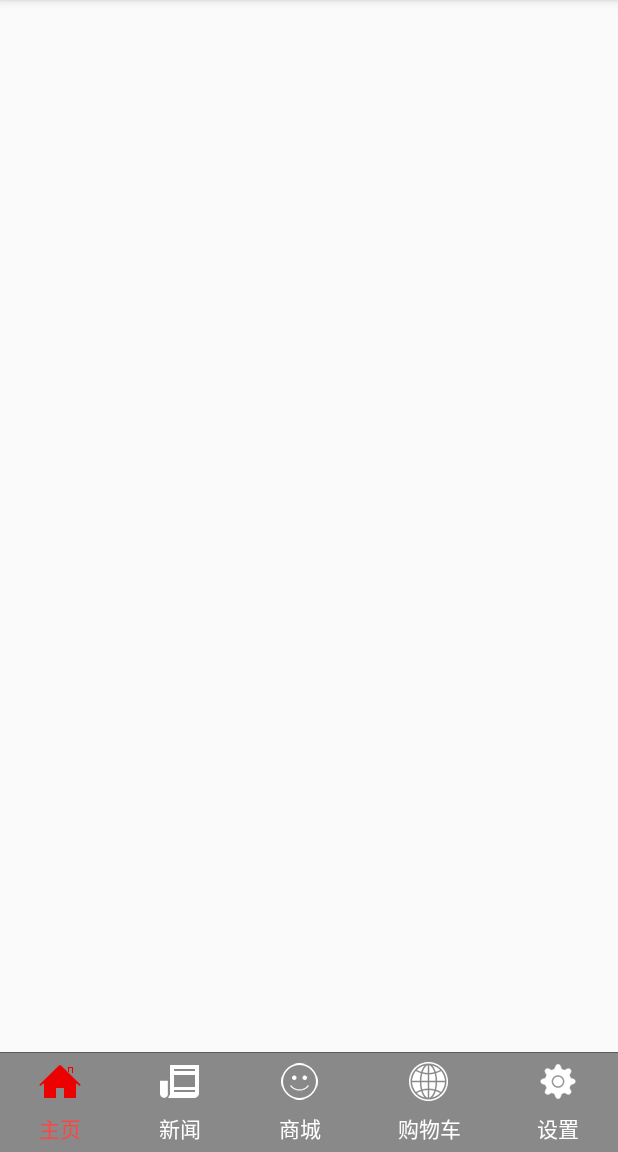
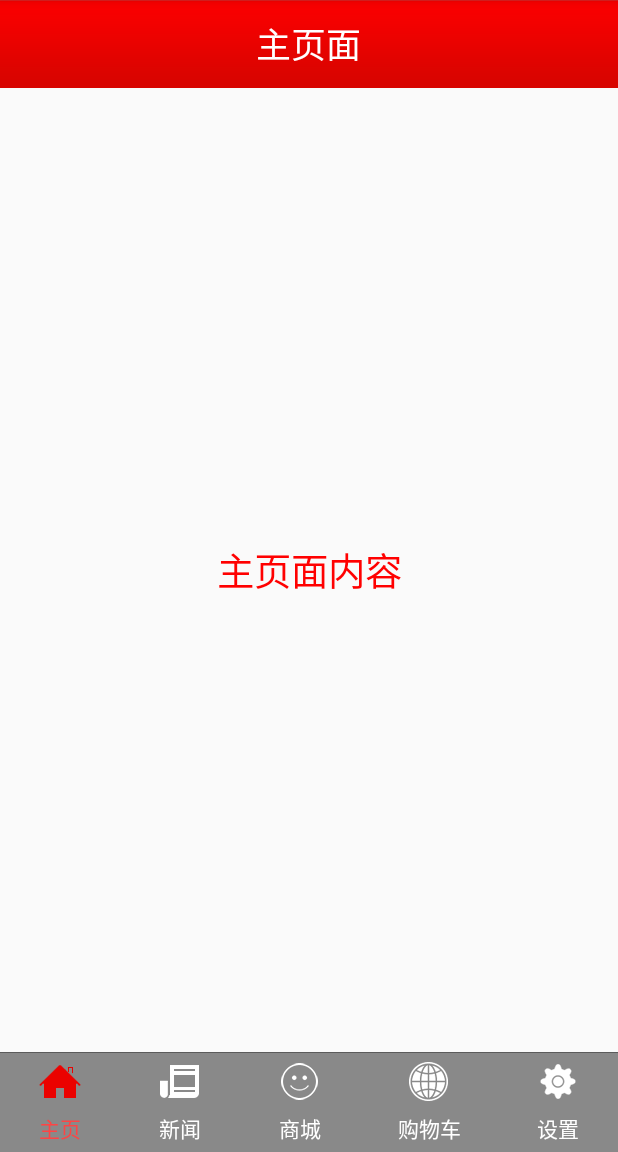
Before and after one commit to baigudao/BeijingNews, an Android app: the fragment ContentFragment shown on its own in the app's theme, on a phone screen of 412 x 824 dp, the part 84-1236 px from its top. Run offline under Robolectric (Android 15) with nearby library versions, the phone set to English and light mode, and no system bars.

Commit message:
主页面的实现

```diff
--- /dev/null
+++ b/app/src/main/java/com/jackie/beijingnews/base/BasePager.java
@@ -0,0 +1,83 @@
+package com.jackie.beijingnews.base;
+
+
+import android.content.Context;
+import android.view.View;
+import android.widget.Button;
+import android.widget.FrameLayout;
+import android.widget.ImageButton;
+import android.widget.TextView;
+
+import com.jackie.beijingnews.R;
+import com.jackie.beijingnews.activity.MainActivity;
+
+/**
+ * 作用：基类或者说公共类
+ * HomePager,NewsCenterPager,
+ * SmartServicePager,GovaffairPager
+ * SettingPager都继承BasePager
+ */
+public class BasePager {
+
+    /**
+     * 上下文
+     */
+    public final Context context;//MainActivity
+
+    /**
+     * 视图，代表各个不同的页面
+     */
+    public View rootView;
+    /**
+     * 显示标题
+     */
+    public TextView tv_title;
+
+    /**
+     * 点击侧滑的
+     */
+    public ImageButton ib_menu;
+
+    /**
+     * 加载各个子页面
+     */
+    public FrameLayout fl_content;
+
+    public ImageButton ib_swich_list_grid;
+
+    public Button btn_cart;
+
+    public BasePager(Context context) {
+        this.context = context;
+        //构造方法一执行，视图就被初始化了
+        rootView = initView();
+    }
+
+    /**
+     * 用于初始化公共部分视图，并且初始化加载子视图的FrameLayout
+     * @return
+     */
+    private View initView() {
+        //基类的页面
+        View view = View.inflate(context, R.layout.base_pager,null);
+        tv_title = (TextView) view.findViewById(R.id.tv_title);
+        ib_menu = (ImageButton) view.findViewById(R.id.ib_menu);
+        fl_content = (FrameLayout) view.findViewById(R.id.fl_content);
+//        ib_swich_list_grid = (ImageButton) view.findViewById(R.id.ib_swich_list_grid);
+//        btn_cart = (Button) view.findViewById(R.id.btn_cart);
+//        ib_menu.setOnClickListener(new View.OnClickListener() {
+//            @Override
+//            public void onClick(View v) {
+//                MainActivity mainActivity = (MainActivity) context;
+//                mainActivity.getSlidingMenu().toggle();//关<->开
+//            }
+//        });
+        return view;
+    }
+
+    /**
+     * 初始化数据;当孩子需要初始化数据;或者绑定数据;联网请求数据并且绑定的时候，重写该方法
+     */
+    public void initData(){
+    }
+}
--- a/app/src/main/java/com/jackie/beijingnews/fragment/ContentFragment.java
+++ b/app/src/main/java/com/jackie/beijingnews/fragment/ContentFragment.java
@@ -1,15 +1,26 @@
 package com.jackie.beijingnews.fragment;
 
+import android.support.v4.view.PagerAdapter;
 import android.support.v4.view.ViewPager;
 import android.view.View;
+import android.view.ViewGroup;
 import android.widget.RadioGroup;
 
 import com.jackie.beijingnews.R;
 import com.jackie.beijingnews.base.BaseFragment;
+import com.jackie.beijingnews.base.BasePager;
+import com.jackie.beijingnews.pager.GovaffairPager;
+import com.jackie.beijingnews.pager.HomePager;
+import com.jackie.beijingnews.pager.NewsCenterPager;
+import com.jackie.beijingnews.pager.SettingPager;
+import com.jackie.beijingnews.pager.SmartServicePager;
 import com.jackie.beijingnews.utils.LogUtil;
+import com.jackie.beijingnews.view.NoScrollViewPager;
 
 import org.xutils.view.annotation.ViewInject;
 import org.xutils.x;
+
+import java.util.ArrayList;
 
 /**
  * 作用：正文Fragment
@@ -18,16 +29,21 @@ public class ContentFragment extends BaseFragment {
 
     //2.初始化控件
     @ViewInject(R.id.viewpager)
-    private ViewPager viewPager;
+    private NoScrollViewPager viewPager;
     @ViewInject(R.id.rg_main)
     private RadioGroup rg_main;
+
+    /**
+     * 装五个页面的集合
+     */
+    private ArrayList<BasePager> basePagers;
 
     @Override
     public View initView() {
         LogUtil.e("正文Fragemnt视图被初始化了");
-        View view = View.inflate(context, R.layout.content_fragment,null);
+        View view = View.inflate(context, R.layout.content_fragment, null);
         //1.把视图注入到框架中，让ContentFragment.this和View关联起来
-        x.view().inject(ContentFragment.this,view);
+        x.view().inject(ContentFragment.this, view);
         return view;
     }
 
@@ -35,6 +51,78 @@ public class ContentFragment extends BaseFragment {
     public void initData() {
         super.initData();
         LogUtil.e("正文Fragment数据被初始化了");
+
+        //初始化五个页面，并且放入集合中
+        basePagers = new ArrayList<>();
+        basePagers.add(new HomePager(context));//主页面
+        basePagers.add(new NewsCenterPager(context));//新闻中心页面
+        basePagers.add(new SmartServicePager(context));//智慧服务页面
+        basePagers.add(new GovaffairPager(context));//政要指南页面
+        basePagers.add(new SettingPager(context));//设置中心面
+
+        //设置ViewPager的适配器
+        viewPager.setAdapter(new ContentFragmentAdapter());
+
+        //设置RadioGroup的选中状态改变的监听
+        rg_main.setOnCheckedChangeListener(new MyOnCheckedChangeListener());
+
+        //设置默认选中首页
         rg_main.check(R.id.rb_home);
     }
+
+    class MyOnCheckedChangeListener implements RadioGroup.OnCheckedChangeListener {
+
+        /**
+         * @param group     RadioGroup
+         * @param checkedId 被选中的RadioButton的id
+         */
+        @Override
+        public void onCheckedChanged(RadioGroup group, int checkedId) {
+            switch (checkedId) {
+                case R.id.rb_home://主页radioButton的id
+                    viewPager.setCurrentItem(0, false);
+                    break;
+                case R.id.rb_newscenter://新闻中心radioButton的id
+                    viewPager.setCurrentItem(1, false);
+                    break;
+                case R.id.rb_smartservice://智慧服务radioButton的id
+                    viewPager.setCurrentItem(2, false);
+                    break;
+                case R.id.rb_govaffair://政要指南的RadioButton的id
+                    viewPager.setCurrentItem(3, false);
+                    break;
+                case R.id.rb_setting://设置中心RadioButton的id
+                    viewPager.setCurrentItem(4, false);
+                    break;
+            }
+        }
+    }
+
+    class ContentFragmentAdapter extends PagerAdapter {
+
+        @Override
+        public int getCount() {
+            return basePagers == null ? 0 : basePagers.size();
+        }
+
+        @Override
+        public Object instantiateItem(ViewGroup container, int position) {
+            BasePager basePager = basePagers.get(position);
+            View rootView = basePager.rootView;
+            //调用各个页面的initData()
+            basePager.initData();//初始化数据
+            container.addView(rootView);
+            return rootView;
+        }
+
+        @Override
+        public boolean isViewFromObject(View view, Object object) {
+            return view == object;
+        }
+
+        @Override
+        public void destroyItem(ViewGroup container, int position, Object object) {
+            container.removeView((View) object);
+        }
+    }
 }
--- /dev/null
+++ b/app/src/main/java/com/jackie/beijingnews/pager/HomePager.java
@@ -0,0 +1,36 @@
+package com.jackie.beijingnews.pager;
+
+import android.content.Context;
+import android.graphics.Color;
+import android.view.Gravity;
+import android.widget.TextView;
+
+import com.jackie.beijingnews.base.BasePager;
+import com.jackie.beijingnews.utils.LogUtil;
+
+/**
+ * 作用：主页面
+ */
+public class HomePager extends BasePager {
+
+    public HomePager(Context context) {
+        super(context);
+    }
+
+    @Override
+    public void initData() {
+        super.initData();
+        LogUtil.e("主页面数据被初始化了..");
+        //1.设置标题
+        tv_title.setText("主页面");
+        //2.联网请求，得到数据，创建视图
+        TextView textView = new TextView(context);
+        textView.setGravity(Gravity.CENTER);
+        textView.setTextColor(Color.RED);
+        textView.setTextSize(25);
+        //3.把子视图添加到BasePager的FrameLayout中
+        fl_content.addView(textView);
+        //4.绑定数据
+        textView.setText("主页面内容");
+    }
+}
--- /dev/null
+++ b/app/src/main/java/com/jackie/beijingnews/pager/NewsCenterPager.java
@@ -0,0 +1,36 @@
+package com.jackie.beijingnews.pager;
+
+import android.content.Context;
+import android.graphics.Color;
+import android.view.Gravity;
+import android.widget.TextView;
+
+import com.jackie.beijingnews.base.BasePager;
+import com.jackie.beijingnews.utils.LogUtil;
+
+/**
+ * 作用：新闻中心
+ */
+public class NewsCenterPager extends BasePager {
+
+    public NewsCenterPager(Context context) {
+        super(context);
+    }
+
+    @Override
+    public void initData() {
+        super.initData();
+        LogUtil.e("新闻中心数据被初始化了..");
+        //1.设置标题
+        tv_title.setText("新闻中心");
+        //2.联网请求，得到数据，创建视图
+        TextView textView = new TextView(context);
+        textView.setGravity(Gravity.CENTER);
+        textView.setTextColor(Color.RED);
+        textView.setTextSize(25);
+        //3.把子视图添加到BasePager的FrameLayout中
+        fl_content.addView(textView);
+        //4.绑定数据
+        textView.setText("新闻中心内容");
+    }
+}
--- /dev/null
+++ b/app/src/main/java/com/jackie/beijingnews/view/NoScrollViewPager.java
@@ -0,0 +1,46 @@
+package com.jackie.beijingnews.view;
+
+import android.content.Context;
+import android.support.v4.view.ViewPager;
+import android.util.AttributeSet;
+import android.view.MotionEvent;
+
+/**
+ * 作用：自定义不可以滑动的ViewPager
+ */
+public class NoScrollViewPager extends ViewPager {
+    /**
+     * 通常在代码中实例化的时候用该方法
+     *
+     * @param context
+     */
+    public NoScrollViewPager(Context context) {
+        super(context);
+    }
+
+    /**
+     * 在布局文件中使用该类的时候，实例化该类用该构造方法，这个方法不能少，少的化会崩溃。
+     *
+     * @param context
+     * @param attrs
+     */
+    public NoScrollViewPager(Context context, AttributeSet attrs) {
+        super(context, attrs);
+    }
+
+    /**
+     * 重写触摸事件，消费掉
+     *
+     * @param ev
+     * @return
+     */
+    @Override
+    public boolean onTouchEvent(MotionEvent ev) {
+        return true;
+    }
+
+    @Override
+    public boolean onInterceptTouchEvent(MotionEvent ev) {
+        return false;
+    }
+}
--- a/app/src/main/res/layout/base_pager.xml
+++ b/app/src/main/res/layout/base_pager.xml
@@ -6,6 +6,7 @@
 
     <!--标题栏-titlebar-->
    <include layout="@layout/titlebar"/>
+
     <!--各个页面的视图，都是添加到FrameLayout里面，addView-->
     <FrameLayout
         android:id="@+id/fl_content"
--- a/app/src/main/res/layout/content_fragment.xml
+++ b/app/src/main/res/layout/content_fragment.xml
@@ -4,7 +4,7 @@
     android:layout_height="match_parent"
     android:orientation="vertical">
 
-    <android.support.v4.view.ViewPager
+    <com.jackie.beijingnews.view.NoScrollViewPager
         android:id="@+id/viewpager"
         android:layout_width="match_parent"
         android:layout_height="0dp"
```
Also changed, not shown: app/src/main/java/com/jackie/beijingnews/pager/GovaffairPager.java (added, +36 -0 lines), app/src/main/java/com/jackie/beijingnews/pager/SettingPager.java (added, +36 -0 lines), app/src/main/java/com/jackie/beijingnews/pager/SmartServicePager.java (added, +40 -0 lines), 16 other files.
